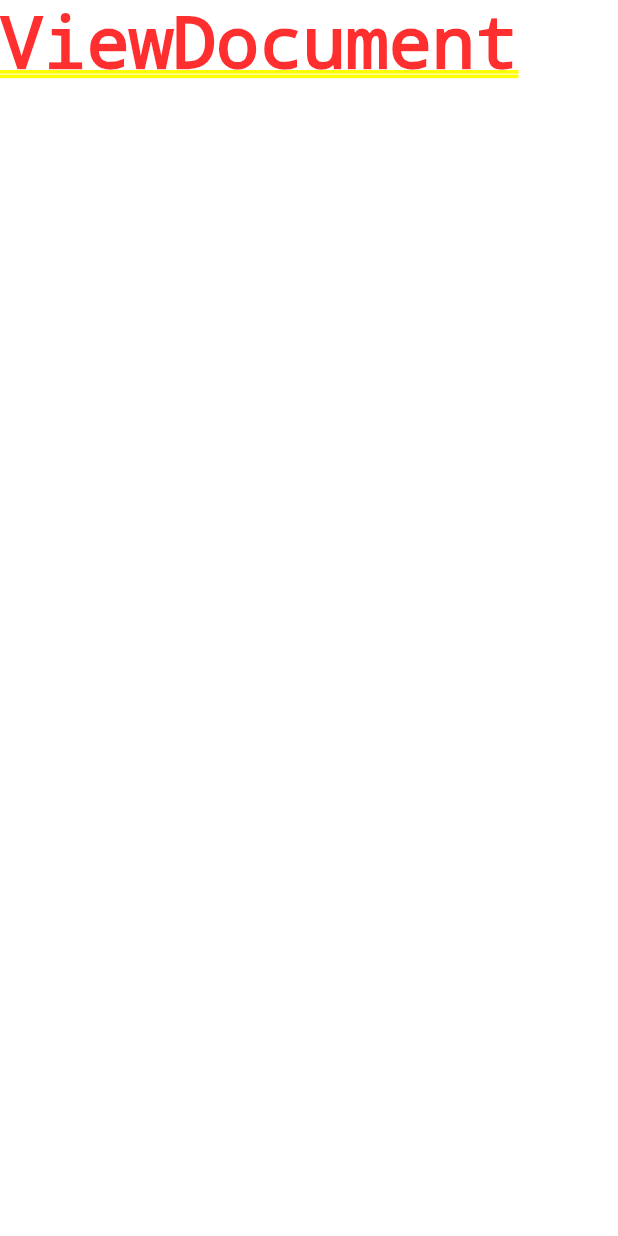
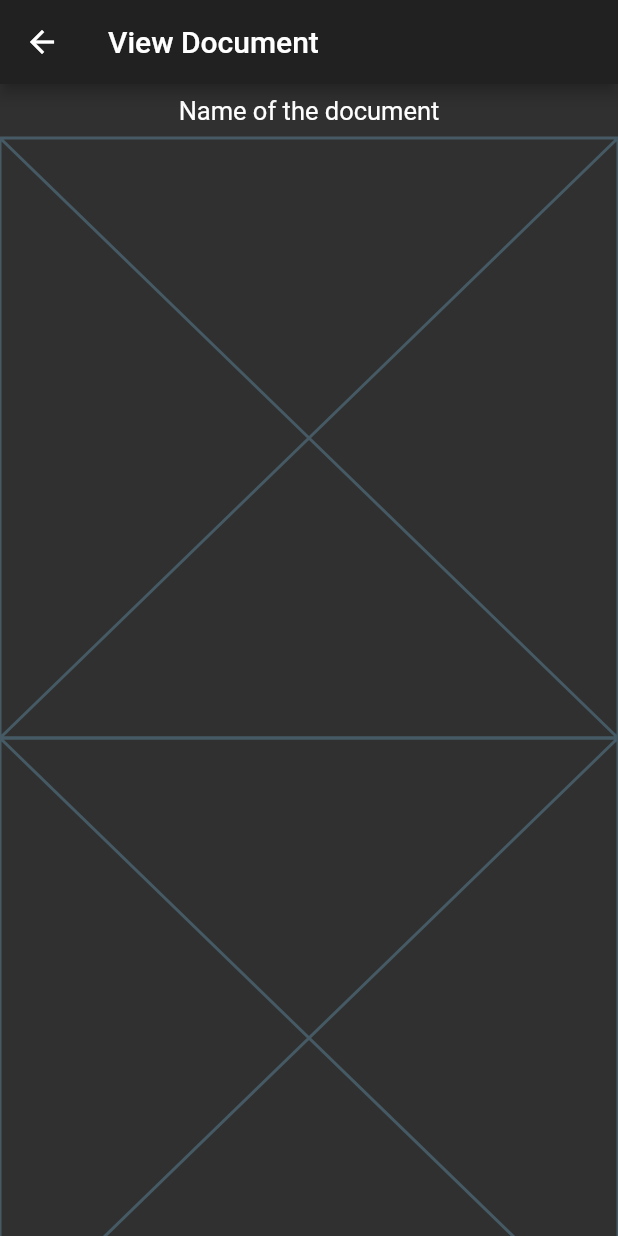
Before and after one commit to ethereal-developers/OpenScan, a Flutter app: the screen it shows after launch, after a tap on "Name of the document", on a phone screen of 412 x 824 dp. Run offline on Flutter 3.47's test engine with Material 2 defaults, Android fonts, the phone set to English and light mode, and no system bars; our stand-ins replace image_cropper, image_picker; missing offline and left inert: images_to_pdf.

Commit message:
Prototype of ViewDocument screen done

```diff
--- a/lib/screens/view_document.dart
+++ b/lib/screens/view_document.dart
@@ -1,7 +1,6 @@
 import 'package:flutter/material.dart';
 
 class ViewDocument extends StatefulWidget {
-
   static String route = "ViewDocument";
 
   @override
@@ -11,8 +10,31 @@ class ViewDocument extends StatefulWidget {
 class _ViewDocumentState extends State<ViewDocument> {
   @override
   Widget build(BuildContext context) {
-    return Container(
-      child: Text('ViewDocument'),
+    return SafeArea(
+      child: Scaffold(
+        appBar: AppBar(
+          title: Text("View Document"),
+        ),
+        body: ListView(
+          children: <Widget>[
+            Padding(
+              padding: const EdgeInsets.all(8.0),
+              child: Text(
+                "Name of the document",
+                textAlign: TextAlign.center,
+                style: TextStyle(fontSize: 17.0),
+              ),
+            ),
+            Placeholder(),
+            Placeholder(),
+            FlatButton(
+              onPressed: () {},
+              child: Text("Share Document as PDF"),
+              color: Colors.green,
+            )
+          ],
+        ),
+      ),
     );
   }
 }
```
